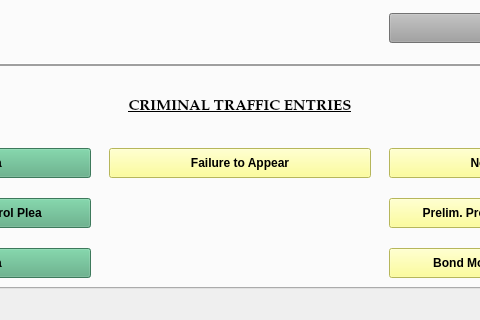
Old version of the form package/views/ui/MainWindow.ui in the repository HunterProgram22/MuniEntry; both pictures show x 190 to 670 and y 380 to 700 of the 860 by 700 pixel window.
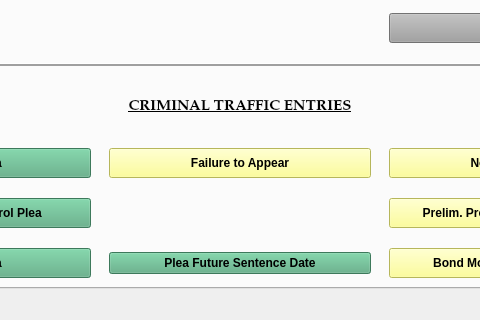
New version of the form.

Commit message:
Started adding plea only dialog.
Plea Only View Modifier created.

Plea Only Dialog opens - case not loading.

Dialog working need to add template.

Template opening - need to added conditions for sentencing.

Template working with checkboxes from dialog.

Set minimum size for main window.

```diff
--- a/package/views/ui/MainWindow.ui
+++ b/package/views/ui/MainWindow.ui
@@ -12,8 +12,8 @@
   </property>
   <property name="minimumSize">
    <size>
-    <width>0</width>
-    <height>0</height>
+    <width>860</width>
+    <height>700</height>
    </size>
   </property>
   <property name="font">
@@ -441,6 +441,16 @@
           </property>
          </widget>
         </item>
+        <item row="13" column="1">
+         <widget class="QPushButton" name="PleaOnlyButton">
+          <property name="styleSheet">
+           <string notr="true">background-color: rgb(85, 170, 127);</string>
+          </property>
+          <property name="text">
+           <string>Plea Future Sentence Date</string>
+          </property>
+         </widget>
+        </item>
        </layout>
       </widget>
       <widget class="QWidget" name="civilTab">
```
Left out of the diff: 2 changed lines with no effect on the pictures. The commit also changes 20 other files.
